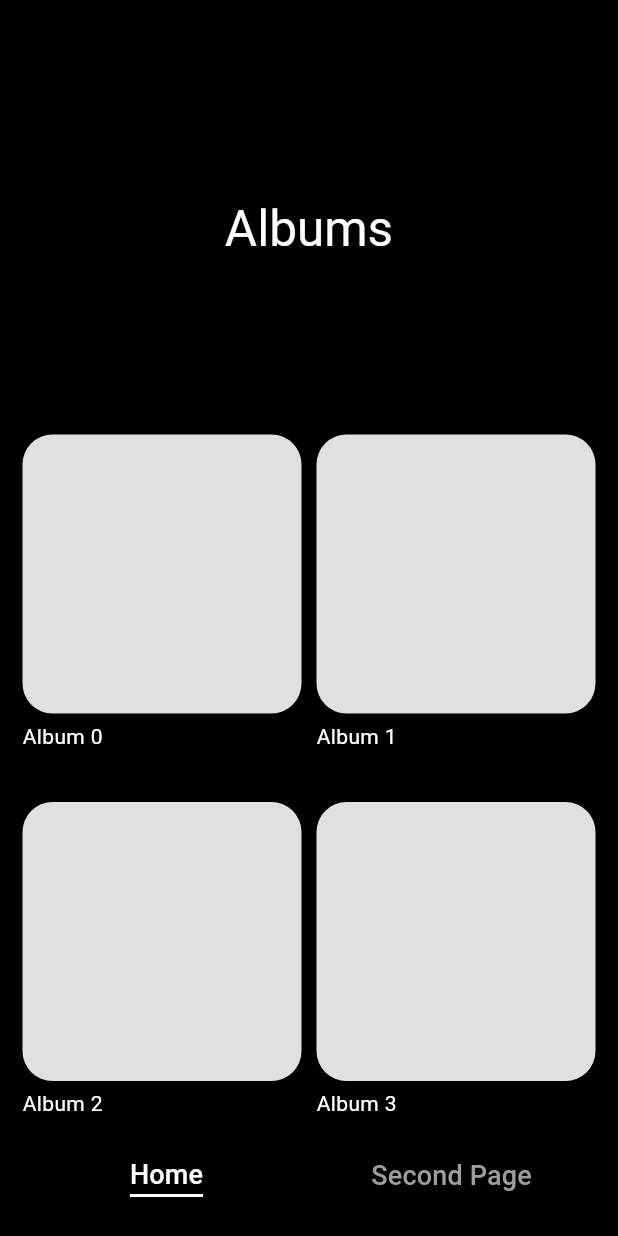
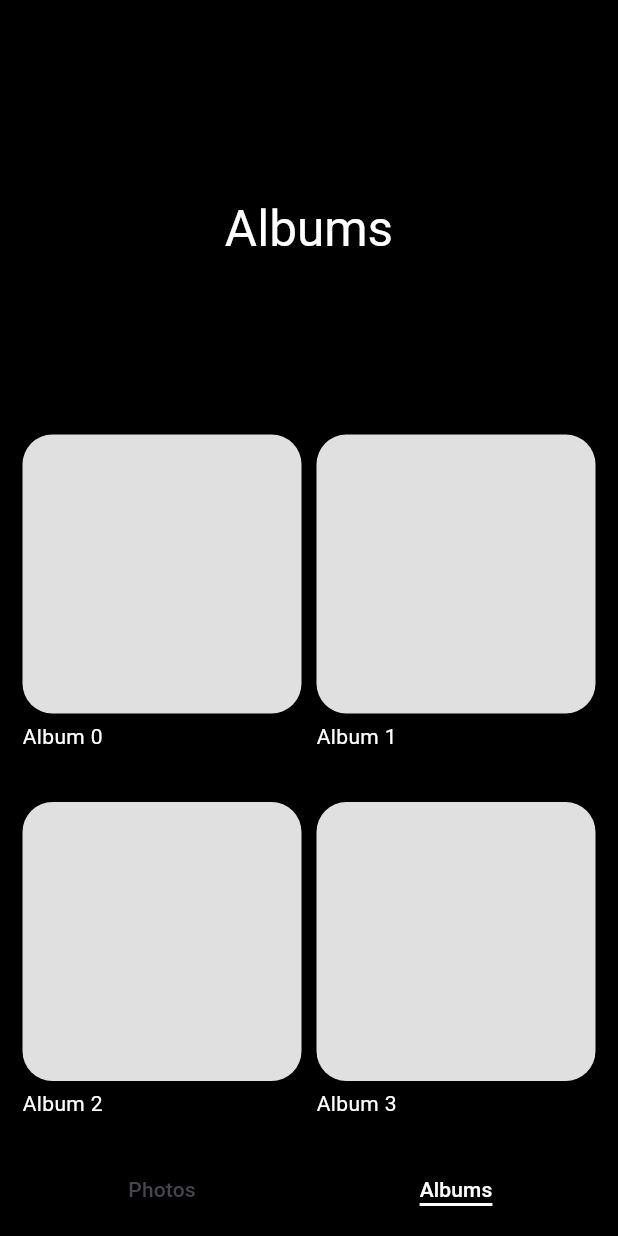
Before and after one commit to SysteM1922/homework-flutter, a Flutter app: the screen it shows after launch, on a phone screen of 412 x 824 dp. Run offline on Flutter 3.47's test engine with Material 3 defaults, Android fonts, the phone set to English and light mode, and no system bars.

Commit message:
static app done qb

```diff
--- /dev/null
+++ b/gallery/lib/app.dart
@@ -0,0 +1,62 @@
+import 'package:flutter/material.dart';
+
+import 'package:gallery/pages/albums.dart';
+import 'package:gallery/pages/photos.dart';
+
+class App extends StatefulWidget {
+  const App({super.key});
+
+  @override
+  State<App> createState() => _AppState();
+}
+
+class _AppState extends State<App> {
+  String currentPage = 'home';
+
+  @override
+  Widget build(BuildContext context) {
+    return DefaultTabController(
+      animationDuration: const Duration(milliseconds: 0),
+      length: 2,
+      initialIndex: 1,
+      child: Scaffold(
+        body: const TabBarView(
+          physics: NeverScrollableScrollPhysics(),
+          children: <Widget>[
+            PhotosPage(),
+            AlbumsPage(),
+          ],
+        ),
+        bottomNavigationBar: BottomAppBar(
+          color: Colors.black,
+          padding: const EdgeInsets.symmetric(vertical: 10.0),
+          height: 60.0,
+          child: TabBar(
+            labelColor: Colors.white,
+            overlayColor: WidgetStateProperty.all(Colors.grey.withOpacity(0.1)),
+            splashBorderRadius: BorderRadius.circular(20.0),
+            padding: const EdgeInsets.symmetric(horizontal: 10.0),
+            indicatorPadding: const EdgeInsets.only(bottom: 10.0),
+            dividerHeight: 0.0,
+            indicator: BoxDecoration(
+              border: Border(
+                bottom: BorderSide(
+                  color: Colors.white,
+                  width: 2.0, // Thickness of the underline
+                ),
+              ),
+            ),
+            tabs: <Widget>[
+              Tab(
+                text: 'Photos',
+              ),
+              Tab(
+                text: 'Albums',
+              ),
+            ],
+          ),
+        ),
+      ),
+    );
+  }
+}
--- a/gallery/lib/main.dart
+++ b/gallery/lib/main.dart
@@ -1,5 +1,5 @@
 import 'package:flutter/material.dart';
-import 'package:gallery/pages/homepage.dart';
+import 'package:gallery/app.dart';
 
 void main() {
   runApp(const MyApp());
@@ -14,11 +14,7 @@ class MyApp extends StatelessWidget {
   Widget build(BuildContext context) {
     return MaterialApp(
       title: 'Gallery',
-      theme: ThemeData(
-        colorScheme: ColorScheme.fromSeed(seedColor: Colors.black),
-        useMaterial3: true,
-      ),
-      home: const MyHomePage(),
+      home: const App(),
     );
   }
 }
--- a/gallery/lib/pages/homepage.dart
+++ b/gallery/lib/pages/albums.dart
@@ -2,17 +2,16 @@ import 'dart:developer';
 
 import 'package:flutter/material.dart';
 import 'package:flutter/rendering.dart';
+import 'package:gallery/pages/album_page.dart';
 
-import 'package:gallery/widgets/bottombar.dart';
-
-class MyHomePage extends StatefulWidget {
-  const MyHomePage({super.key});
+class AlbumsPage extends StatefulWidget {
+  const AlbumsPage({super.key});
 
   @override
-  State<MyHomePage> createState() => _MyHomePageState();
+  State<AlbumsPage> createState() => _AlbumsPageState();
 }
 
-class _MyHomePageState extends State<MyHomePage> {
+class _AlbumsPageState extends State<AlbumsPage> {
   bool _firstLoad = true;
   int _axisIndex = 0;
   int _maxAxisCount = 4;
@@ -152,8 +151,8 @@ class _MyHomePageState extends State<MyHomePage> {
                     snap: false,
                     expandedHeight: _expandedHeight,
                     flexibleSpace: FlexibleSpaceBar(
-                      title: Text("Albums",
-                          style: TextStyle(color: Colors.white)),
+                      title:
+                          Text("Albums", style: TextStyle(color: Colors.white)),
                       titlePadding: const EdgeInsets.only(bottom: 100.0),
                       centerTitle: true,
                     ),
@@ -164,7 +163,15 @@ class _MyHomePageState extends State<MyHomePage> {
                       delegate: SliverChildBuilderDelegate(
                         (BuildContext context, int index) {
                           if (_axisCount == 1) {
-                            return Container(
+                            return GestureDetector(
+                                onTap: () {
+                                  Navigator.push(
+                                      context,
+                                      MaterialPageRoute(
+                                          builder: (context) =>
+                                              AlbumPage(name: 'Album $index')));
+                                },
+                                child: Container(
                                     color: Colors.black,
                                     margin: const EdgeInsets.all(5.0),
                                     child: Row(children: [
@@ -177,20 +184,31 @@ class _MyHomePageState extends State<MyHomePage> {
                                                 decoration: BoxDecoration(
                                                   color: Colors.grey[300],
                                                   borderRadius:
-                                                  BorderRadius.circular(20.0),
+                                                      BorderRadius.circular(
+                                                          20.0),
                                                 ),
                                               )),
                                         ],
                                       ),
                                       Container(
-                                    margin: const EdgeInsets.only(left: 20.0),
+                                        margin:
+                                            const EdgeInsets.only(left: 20.0),
                                         child: Text(
-                                        style: TextStyle(color: Colors.white),
+                                            style:
+                                                TextStyle(color: Colors.white),
                                             'Album $index'),
                                       ),
-                                ]));
+                                    ])));
                           } else {
-                            return Container(
+                            return GestureDetector(
+                                onTap: () {
+                                  Navigator.push(
+                                      context,
+                                      MaterialPageRoute(
+                                          builder: (context) =>
+                                              AlbumPage(name: 'Album $index')));
+                                },
+                                child: Container(
                                   color: Colors.black,
                                   margin: const EdgeInsets.all(5.0),
                                   child: Column(
@@ -215,7 +233,7 @@ class _MyHomePageState extends State<MyHomePage> {
                                       ),
                                     ],
                                   ),
-                            );
+                                ));
                           }
                         },
                         childCount: 9,
@@ -234,7 +252,6 @@ class _MyHomePageState extends State<MyHomePage> {
           ],
         ),
       ),
-      bottomNavigationBar: const BottomBar(),
     );
   }
 }
--- a/gallery/lib/widgets/bottombar.dart
+++ /dev/null
@@ -1,108 +0,0 @@
-import 'dart:developer';
-import 'package:flutter/material.dart';
-
-import 'package:gallery/pages/homepage.dart';
-import 'package:gallery/pages/secondpage.dart';
-
-class BottomBar extends StatelessWidget {
-  const BottomBar({
-    super.key,
-  });
-
-  @override
-  Widget build(BuildContext context) {
-    String _currentPage = "home";
-
-    void checkActivePage(BuildContext context) {
-      if (ModalRoute.of(context)!.settings.name == '/') {
-        _currentPage = 'home';
-      } else if (ModalRoute.of(context)!.settings.name == '/secondpage') {
-        _currentPage = 'secondpage';
-      }
-    }
-
-    checkActivePage(context);
-
-    return BottomAppBar(
-      color: Colors.black,
-      child: Row(
-        children: <Widget>[
-          Expanded(
-            child: TextButton(
-              onPressed: () {
-                log('Navigating to Home Page');
-                Navigator.push(
-                  context,
-                  MaterialPageRoute(
-                    builder: (BuildContext context) => const MyHomePage(),
-                  ),
-                );
-              },
-              child: Container(
-                decoration: _currentPage == 'home'
-                    ? BoxDecoration(
-                        border: Border(
-                          bottom: BorderSide(
-                            color: Colors.white,
-                            width: 2.0, // Thickness of the underline
-                          ),
-                        ),
-                      )
-                    : null,
-                child: Text(
-                  'Home',
-                  style: TextStyle(
-                    fontSize: 18.0,
-                    decoration: _currentPage == 'home'
-                        ? TextDecoration.none
-                        : TextDecoration.none,
-                    color: _currentPage == 'home'
-                        ? Colors.white
-                        : Colors.grey,
-                  ),
-                ),
-              ),
-            ),
-          ),
-          Expanded(
-            child: TextButton(
-              onPressed: () {
-                log('Navigating to Second Page');
-                Navigator.push(
-                  context,
-                  MaterialPageRoute(
-                    builder: (BuildContext context) => const SecondPage(),
-                  ),
-                );
-              },
-              child: Container(
-                decoration: _currentPage == 'secondpage'
-                    ? BoxDecoration(
-                        border: Border(
-                          bottom: BorderSide(
-                            color: Colors.white,
-                            width: 2.0, // Thickness of the underline
-                          ),
-                        ),
-                      )
-                    : null,
-                child: Text(
-                  'Second Page',
-                  style: TextStyle(
-                    fontSize: 18.0,
-                    decoration: _currentPage == 'secondpage'
-                        ? TextDecoration.none
-                        : TextDecoration.none,
-                    color: _currentPage == 'secondpage'
-                        ? Colors.white
-                        : Colors.grey,
-                  ),
-                ),
-              ),
-            ),
-          ),
-        ],
-      ),
-    );
-  }
-}
```
Also changed, not shown: gallery/lib/pages/album_page.dart (added, +159 -0 lines), gallery/lib/pages/photos.dart (added, +155 -0 lines), gallery/lib/pages/secondpage.dart (deleted, +0 -35 lines), 1 other file. Lines whose indentation alone changed are shown as unchanged.
